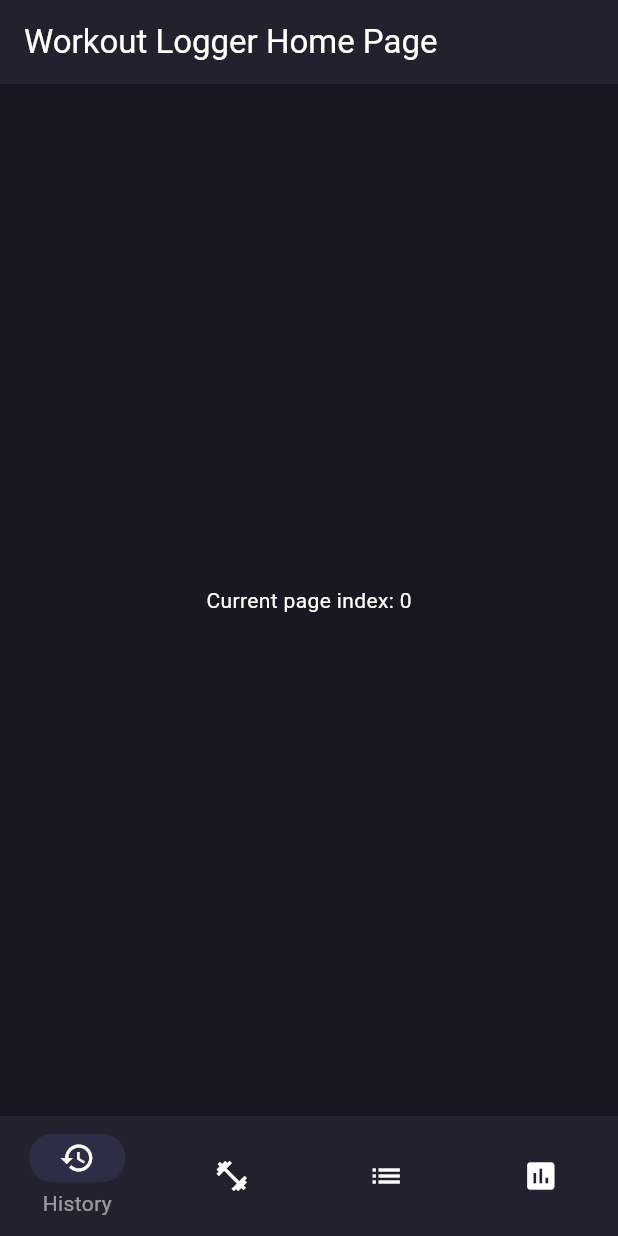
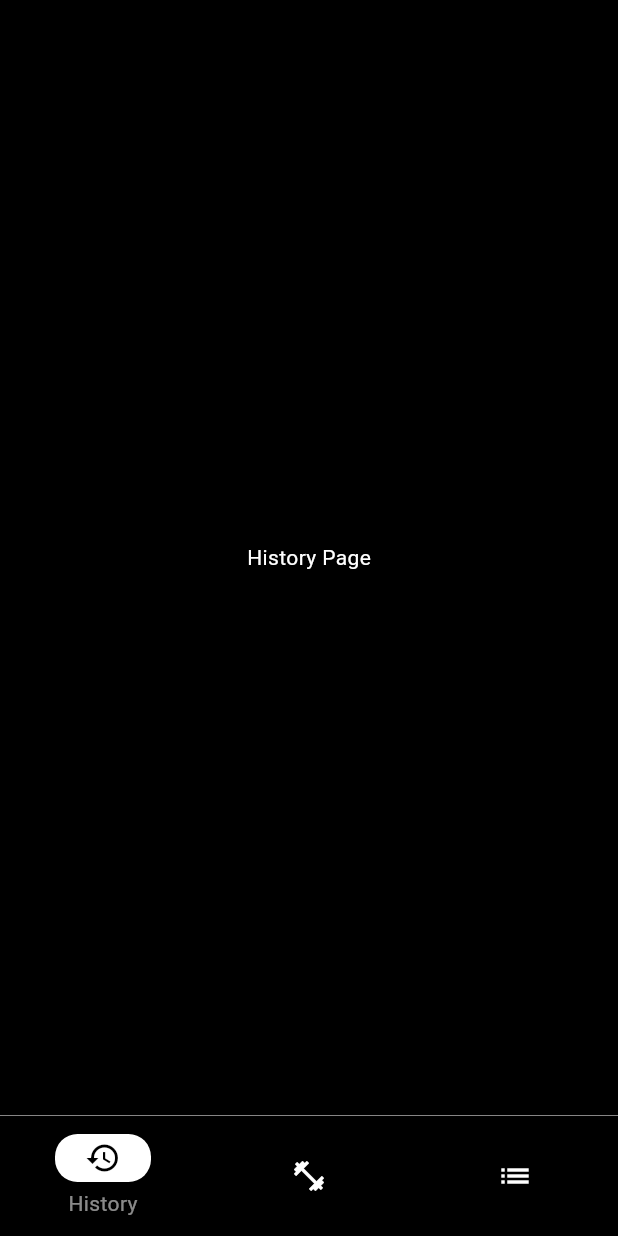
Before and after one commit to workout-logger/workout_app, a Flutter app: the screen it shows after launch, on a phone screen of 412 x 824 dp. Run offline on Flutter 3.47's test engine with Material 3 defaults, Android fonts, the light colour scheme and no system bars; our stand-ins replace wakelock_plus.

Commit message:
stable, tabs added

```diff
--- /dev/null
+++ b/lib/home_body.dart
@@ -0,0 +1,29 @@
+import 'package:flutter/material.dart';
+import 'workout_page.dart';
+
+class HomeBody extends StatelessWidget {
+  const HomeBody({super.key, required this.currentPageIndex});
+
+  final int currentPageIndex;
+
+  static const List<Widget> _pages = <Widget>[
+    Center(
+      child: Text(
+        'History Page',
+        style: TextStyle(color: Colors.white),
+      ),
+    ),
+    WorkoutPage(),
+    Center(
+      child: Text(
+        'Exercises Page',
+        style: TextStyle(color: Colors.white),
+      ),
+    )
+  ];
+
+  @override
+  Widget build(BuildContext context) {
+    return _pages[currentPageIndex];
+  }
+}
--- a/lib/main.dart
+++ b/lib/main.dart
@@ -1,23 +1,28 @@
 import 'package:flutter/material.dart';
+import 'home_body.dart';
+import 'package:wakelock_plus/wakelock_plus.dart';
 
-void main() => runApp(const NavigationBarApp());
-
+void main() {
+  WidgetsFlutterBinding.ensureInitialized();
+  WakelockPlus.enable();
+  runApp(const NavigationBarApp());
+}
 class NavigationBarApp extends StatelessWidget {
   const NavigationBarApp({super.key});
+
 
   @override
   Widget build(BuildContext context) {
     return MaterialApp(
-      title: 'Workout Logger',
       theme: ThemeData(
         colorScheme: ColorScheme.fromSwatch().copyWith(
-          primary: Color.fromARGB(255, 33, 34, 45),
-          secondary: const Color.fromARGB(255, 57, 57, 62),
-          surface: Color.fromARGB(255, 23, 24, 33),
+          primary: const Color.fromARGB(255, 0, 0, 0),
+          secondary: const Color.fromARGB(255, 255, 255, 255),
+          surface: const Color.fromARGB(255, 0, 0, 0),
         ),
         useMaterial3: true,
       ),
-      home: const MyHomePage(title: 'Workout Logger Home Page'),
+      home: const MyHomePage(title: 'Workout Logger'),
     );
   }
 }
@@ -37,15 +42,18 @@ class _MyHomePageState extends State<MyHomePage> {
   @override
   Widget build(BuildContext context) {
     return Scaffold(
-      appBar: AppBar(
-        backgroundColor: Theme.of(context).colorScheme.primary,
-        title: Text(widget.title, style: const TextStyle(color: Colors.white)),
+      backgroundColor: Theme.of(context).colorScheme.surface,
+      bottomNavigationBar: Container(
+        decoration: const BoxDecoration(
+          border: Border(
+            top: BorderSide(
+              color: Color.fromARGB(255, 179, 177, 177),  // Border color
+              width: 0.5,  // Border width
             ),
-      backgroundColor: Theme.of(context).colorScheme.surface,
-
-      bottomNavigationBar: NavigationBarTheme(
+          ),
+        ),
+        child: NavigationBarTheme(
           data: NavigationBarThemeData(
-
             labelTextStyle: MaterialStateProperty.resolveWith<TextStyle>(
               (Set<MaterialState> states) => states.contains(MaterialState.selected)
                   ? const TextStyle(color: Colors.white54)
@@ -53,9 +61,9 @@ class _MyHomePageState extends State<MyHomePage> {
             ),
           ),
           child: NavigationBar(
-          indicatorColor:Color.fromARGB(255, 44, 46, 70),
+            indicatorColor: const Color.fromARGB(255, 255, 255, 255),
             indicatorShape: RoundedRectangleBorder(
-            borderRadius: BorderRadius.circular(15)
+              borderRadius: BorderRadius.circular(15),
             ),
             labelBehavior: NavigationDestinationLabelBehavior.onlyShowSelected,
             backgroundColor: Theme.of(context).colorScheme.primary,
@@ -65,37 +73,27 @@ class _MyHomePageState extends State<MyHomePage> {
                 currentPageIndex = index;
               });
             },
-          destinations: const [
+            destinations: [
               NavigationDestination(
-              icon: Icon(Icons.history, color: Colors.white),
+                icon: const Icon(Icons.history, color: Colors.white),
+                selectedIcon: Icon(Icons.history, color: Theme.of(context).colorScheme.primary),
                 label: 'History',
               ),
               NavigationDestination(
-              icon: Icon(Icons.fitness_center, color: Colors.white),
+                icon: const Icon(Icons.fitness_center, color: Colors.white),
+                selectedIcon: Icon(Icons.fitness_center, color: Theme.of(context).colorScheme.primary),
                 label: 'Workout',
               ),
               NavigationDestination(
-              icon: Icon(Icons.list, color: Colors.white),
+                icon: const Icon(Icons.list, color: Colors.white),
+                selectedIcon: Icon(Icons.list, color: Theme.of(context).colorScheme.primary),
                 label: 'Exercises',
-            ),
-            NavigationDestination(
-              icon: Icon(Icons.assessment, color: Colors.white),
-              label: 'Benchmark',
               ),
             ],
           ),
         ),
-      body: Center(
-        child: Column(
-          mainAxisAlignment: MainAxisAlignment.center,
-          children: <Widget>[
-            Text(
-              'Current page index: $currentPageIndex',
-              style: const TextStyle(color: Colors.white),
       ),
-          ],
-        ),
-      ),
+      body: HomeBody(currentPageIndex: currentPageIndex),
     );
   }
 }
--- a/pubspec.yaml
+++ b/pubspec.yaml
@@ -30,11 +30,14 @@ environment:
 dependencies:
   flutter:
     sdk: flutter
+  http: ^1.2.2
+  flutter_html: 3.0.0-beta.2
 
 
   # The following adds the Cupertino Icons font to your application.
   # Use with the CupertinoIcons class for iOS style icons.
   cupertino_icons: ^1.0.6
+  wakelock_plus: ^1.2.7
 
 dev_dependencies:
   flutter_test:
@@ -45,7 +48,7 @@ dev_dependencies:
   # activated in the `analysis_options.yaml` file located at the root of your
   # package. See that file for information about deactivating specific lint
   # rules and activating additional ones.
-  flutter_lints: ^3.0.0
+  flutter_lints: ^4.0.0
 
 # For information on the generic Dart part of this file, see the
 # following page: https://dart.dev/tools/pub/pubspec
```
Also changed, not shown: lib/workout_page.dart (added, +205 -0 lines), pubspec.lock, 1 other file. Lines whose indentation alone changed are shown as unchanged.
